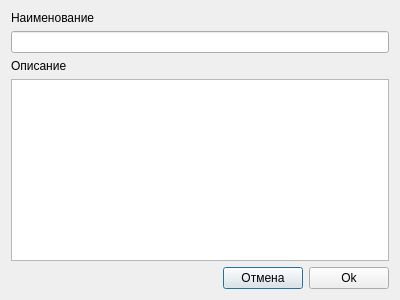
Old version of the form ui/inserttaskpractice.ui in the repository 7enSmile/clientVKR.
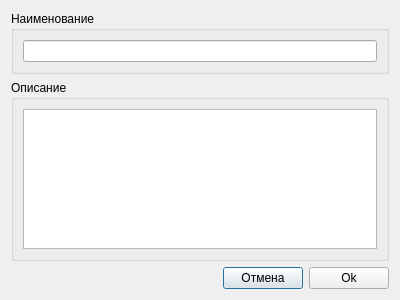
New version of the form.

What changed in the file:
```diff
--- a/ui/inserttaskpractice.ui
+++ b/ui/inserttaskpractice.ui
@@ -15,32 +15,36 @@
   </property>
   <layout class="QVBoxLayout" name="verticalLayout_3">
    <item>
-    <layout class="QVBoxLayout" name="verticalLayout">
-     <item>
-      <layout class="QVBoxLayout" name="verticalLayout_2">
-       <item>
-        <widget class="QLabel" name="label">
-         <property name="text">
+    <widget class="QGroupBox" name="groupBox">
+     <property name="title">
           <string>Наименование</string>
          </property>
-        </widget>
-       </item>
+     <layout class="QHBoxLayout" name="horizontalLayout_2">
+      <item>
+       <layout class="QVBoxLayout" name="verticalLayout_2">
        <item>
         <widget class="QLineEdit" name="lineEditName"/>
        </item>
       </layout>
      </item>
+     </layout>
+    </widget>
+   </item>
      <item>
-      <widget class="QLabel" name="label_2">
-       <property name="text">
+    <widget class="QGroupBox" name="groupBox_2">
+     <property name="title">
         <string>Описание</string>
        </property>
-      </widget>
-     </item>
+     <layout class="QHBoxLayout" name="horizontalLayout_3">
+      <item>
+       <layout class="QVBoxLayout" name="verticalLayout">
      <item>
       <widget class="QTextEdit" name="textEditDescription"/>
      </item>
     </layout>
+      </item>
+     </layout>
+    </widget>
    </item>
    <item>
     <layout class="QHBoxLayout" name="horizontalLayout">
```
Lines whose indentation alone changed are shown as unchanged.
